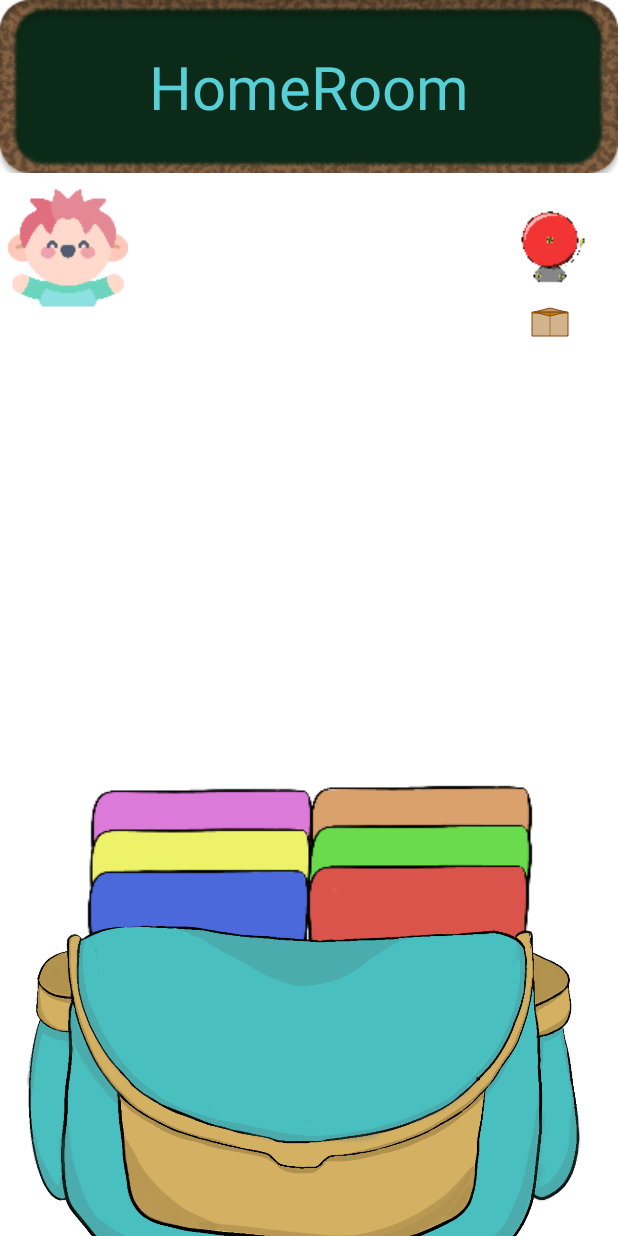
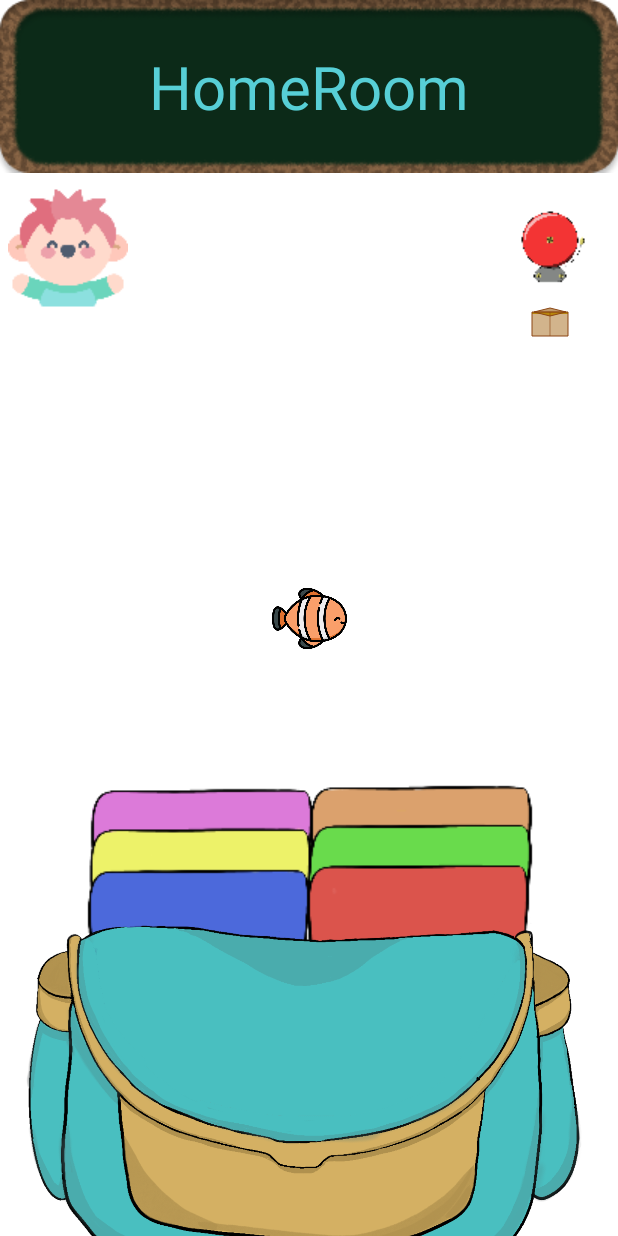
Before and after one commit to Cos229-239/2507_Team3, an Android app: the HomeFragment screen opened through its navigation route, on a phone screen of 412 x 824 dp. Run offline under Robolectric (Android 15) with nearby library versions, the phone set to English and light mode, and no system bars; our stand-ins replace Firebase (no records; nobody signed in at launch, a user with empty details on screens opened directly).

Commit message:
Yay Fishys

```diff
--- a/app/build.gradle.kts
+++ b/app/build.gradle.kts
@@ -48,7 +48,7 @@ dependencies {
     implementation(libs.navigation.ui)
 
     // Import the Firebase BoM
-    implementation(platform("com.google.firebase:firebase-bom:34.1.0"))
+    implementation(platform("com.google.firebase:firebase-bom:34.2.0"))
 
     // Firebase Analytics (required for all Firebase products)
     implementation("com.google.firebase:firebase-analytics")
--- a/app/src/main/java/com/ila/ui/home/HomeFragment.java
+++ b/app/src/main/java/com/ila/ui/home/HomeFragment.java
@@ -34,6 +34,9 @@ public class HomeFragment extends Fragment {
         ImageButton BriButton = binding.buttonCourse;
         BriButton.setOnClickListener(v -> ButtonClicked(0));
 
+        ImageButton games_button = binding.buttonGames;
+        games_button.setOnClickListener(v -> ButtonClicked(1));
+
         ImageButton notif_button = binding.buttonNotif;
         notif_button.setOnClickListener(v -> ButtonClicked(2));
 
@@ -42,6 +45,7 @@ public class HomeFragment extends Fragment {
 
         ImageButton profile_button = binding.buttonProfile;
         profile_button.setOnClickListener(v-> ButtonClicked(4));
+
 
         return root;
     }
@@ -54,6 +58,8 @@ public class HomeFragment extends Fragment {
                 navController.navigate(R.id.action_Home_to_Dashboard);
                 break;
             case 1:
+                navController.navigate(R.id.toGames);
+                break;
             case 2:
                 navController.navigate(R.id.action_Home_to_Notifications);
                 break;
@@ -63,7 +69,9 @@ public class HomeFragment extends Fragment {
             case 4:
                 navController.navigate(R.id.action_Home_to_Profile);
                 break;
+
             default:
+                break;
         }
     }
     @Override
--- a/app/src/main/res/layout/fragment_home.xml
+++ b/app/src/main/res/layout/fragment_home.xml
@@ -111,5 +111,18 @@
         app:layout_constraintHorizontal_bias="0.0"
         android:soundEffectsEnabled="false"/>
 
+    <ImageButton
+        android:id="@+id/buttonGames"
+        android:layout_width="50dp"
+        android:layout_height="50dp"
+        android:contentDescription="@string/placeholder"
+        android:src="@drawable/clown_fish"
+        android:background="@color/null_color"
+        android:scaleType="fitCenter"
+        app:layout_constraintStart_toStartOf="parent"
+        app:layout_constraintEnd_toEndOf="parent"
+        app:layout_constraintBottom_toBottomOf="parent"
+        app:layout_constraintTop_toTopOf="parent"/>
+
 
 </androidx.constraintlayout.widget.ConstraintLayout>
--- a/app/src/main/res/layout/login_screen.xml
+++ b/app/src/main/res/layout/login_screen.xml
@@ -45,6 +45,8 @@
                     android:id="@+id/username_input"
                     android:layout_width="match_parent"
                     android:layout_height="wrap_content"
+                    android:textColor="@color/black"
+                    android:textColorHint="@color/grey"
                     android:hint="@string/usernameHint"
                     android:inputType="text"
                     android:padding="12dp"
@@ -56,8 +58,10 @@
                     android:layout_width="match_parent"
                     android:layout_height="wrap_content"
                     android:hint="@string/passwordHint"
+                    android:textColorHint="@color/grey"
                     android:inputType="textPassword"
                     android:padding="12dp"
+                    android:textColor="@color/black"
                     android:layout_marginBottom="20dp"
                     android:background="@drawable/button_border_outline"/>
 
--- a/app/src/main/res/navigation/mobile_navigation.xml
+++ b/app/src/main/res/navigation/mobile_navigation.xml
@@ -5,7 +5,22 @@
     android:id="@+id/mobile_navigation"
     app:startDestination="@+id/navigation_Identifier">
 
-
+    <fragment
+        android:id="@+id/navigation_merge_fish"
+        android:name="com.ila.minigames.core.mergeFish.MergeFishFragment"
+        android:label="MergeFishSelection"
+        tools:layout="@layout/merge_fish"/>
+    <action
+        android:id="@+id/to_merge_fish"
+        app:destination="@id/navigation_merge_fish"/>
+    <fragment
+        android:id="@+id/navigation_Minigames"
+        android:name="com.ila.minigames.MiniGamesFragment"
+        android:label="MiniGamesSelection"
+        tools:layout="@layout/fragment_minigames"/>
+    <action
+        android:id="@+id/toGames"
+        app:destination="@id/navigation_Minigames"/>
     <fragment
         android:id="@+id/navigation_home"
         android:name="com.ila.ui.home.HomeFragment"
--- a/app/src/main/res/values/titleStrings.xml
+++ b/app/src/main/res/values/titleStrings.xml
@@ -12,4 +12,5 @@
     <string name="student_role">Student</string>
     <string name="teacher_icon_description">Teacher Icon</string>
     <string name="teacher_role">Teacher</string>
+    <string name="mini_games_title">Games</string>
 </resources>
```
Also changed, not shown: app/src/main/java/com/ila/minigames/MiniGamesFragment.java (added, +53 -0 lines), app/src/main/java/com/ila/minigames/core/mergeFish/Entity.java (added, +55 -0 lines), app/src/main/java/com/ila/minigames/core/mergeFish/Fish.java (added, +55 -0 lines), app/src/main/java/com/ila/minigames/core/mergeFish/GameView.java (added, +55 -0 lines), app/src/main/java/com/ila/minigames/core/mergeFish/MergeFishFragment.java (added, +38 -0 lines), app/src/main/java/com/ila/preferences/FirebaseAuthManager.java (+6 -2 lines), app/src/main/java/com/ila/utilitys/random/gameId.java (added, +11 -0 lines), app/src/main/java/com/ila/utilitys/random/random_number.java (added, +47 -0 lines), app/src/main/res/layout/fragment_minigames.xml (added, +39 -0 lines), app/src/main/res/layout/merge_fish.xml (added, +9 -0 lines), app/src/main/res/drawable/clown_fish.png (added).
